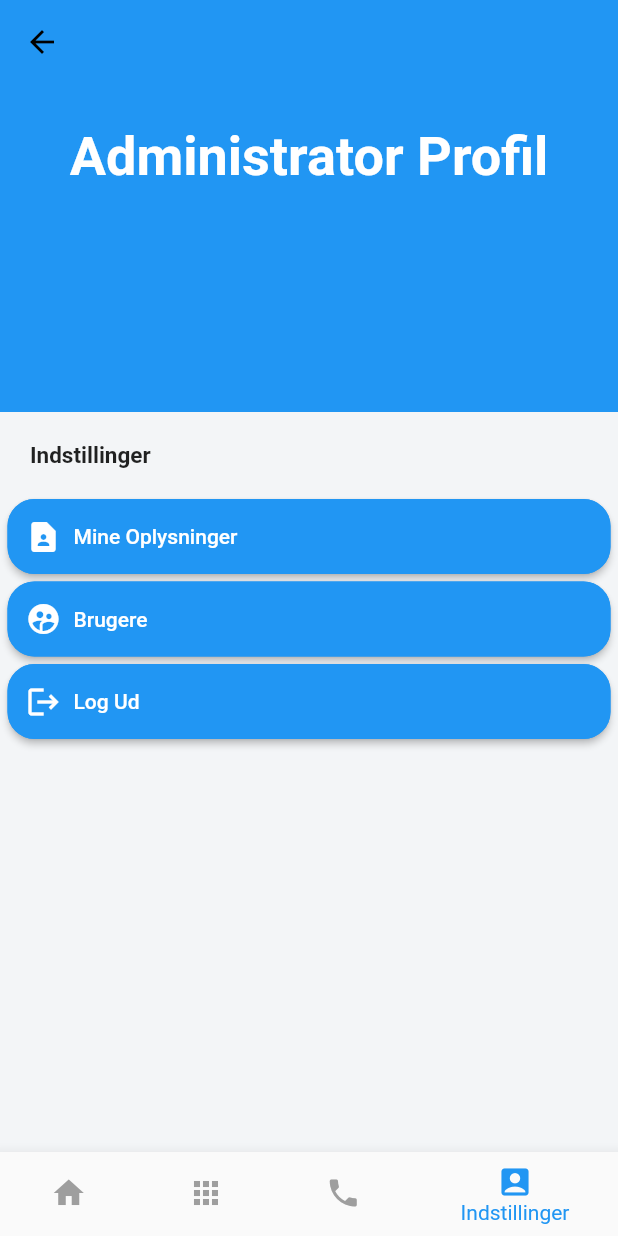
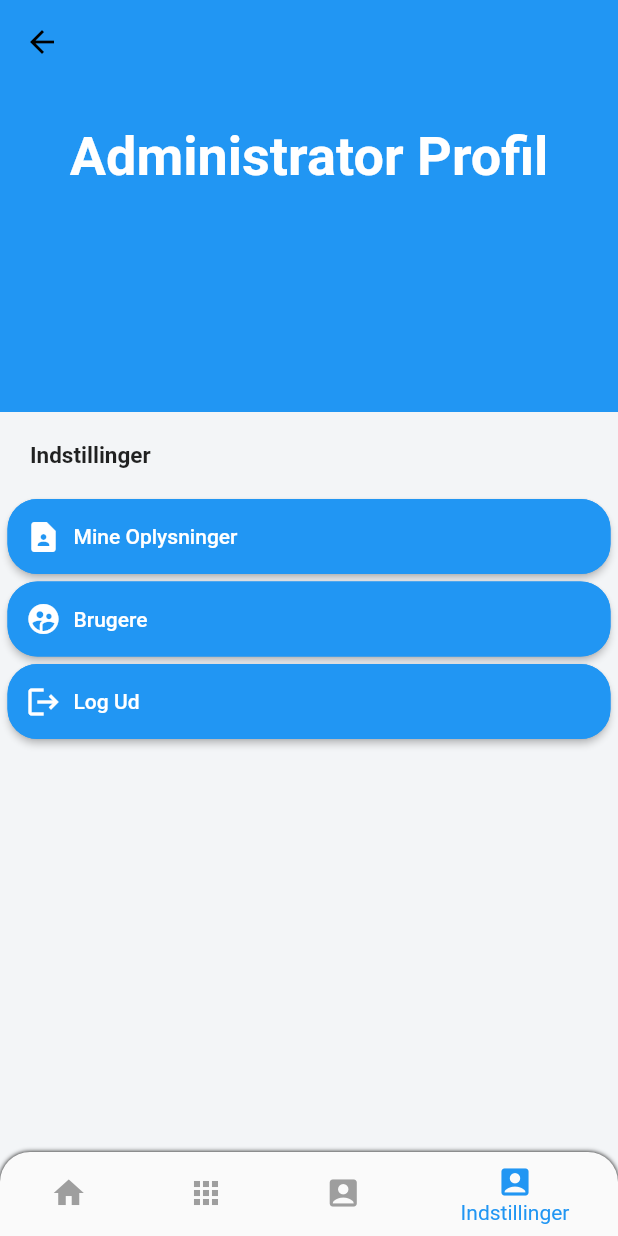
Before and after one commit to ammarOdin/odinvikar, a Flutter app: the AdminDashboard screen opened directly, swiped to page 4, on a phone screen of 412 x 824 dp. Run offline on Flutter 3.47's test engine with Material 2 defaults, Android fonts, the phone set to English and light mode, and no system bars; our stand-ins replace cloud_firestore, cloud_functions, firebase_auth, firebase_core, shared_preferences, sliding_sheet and 3 more; missing offline and left inert: onboarding, syncfusion_localizations, week_of_year; accounts and stored records are empty.

Commit message:
Rounded nav bar admin screens

```diff
--- a/lib/admin/admin_dashboard.dart
+++ b/lib/admin/admin_dashboard.dart
@@ -53,7 +53,23 @@ class _HomescreenState extends State<AdminDashboard> {
           ],
         ),
       ),
-      bottomNavigationBar: BottomNavigationBar(
+      bottomNavigationBar: Container(
+        decoration: const BoxDecoration(
+          borderRadius: BorderRadius.only(
+              topRight: Radius.circular(20), topLeft: Radius.circular(20)),
+          boxShadow: <BoxShadow>[
+            BoxShadow(
+              color: Colors.black,
+              blurRadius: 2,
+            ),
+          ],
+        ),
+        child: ClipRRect(
+          borderRadius: const BorderRadius.only(
+            topLeft: Radius.circular(20.0),
+            topRight: Radius.circular(20.0),
+          ),
+          child: BottomNavigationBar(
             currentIndex: _currentIndex,
             selectedItemColor: Colors.blue,
             unselectedItemColor: Colors.grey,
@@ -72,7 +88,7 @@ class _HomescreenState extends State<AdminDashboard> {
               ),
               BottomNavigationBarItem(
                   label: 'Telefonliste',
-              icon: Icon(Icons.phone),
+                  icon: Icon(Icons.account_box)
               ),
               BottomNavigationBarItem(
                   label: 'Indstillinger',
@@ -80,6 +96,8 @@ class _HomescreenState extends State<AdminDashboard> {
               ),
             ],
           ),
+        ),
+      ),
     );
   }
 }
--- a/lib/admin/admin_settings_screen.dart
+++ b/lib/admin/admin_settings_screen.dart
@@ -301,7 +301,7 @@ class _State extends State<AdminSettingsScreen> {
           //padding: EdgeInsets.only(left: MediaQuery.of(context).size.width / 10, right: MediaQuery.of(context).size.width / 10, bottom: MediaQuery.of(context).size.height / 40),
           child: ElevatedButton.icon(onPressed: () {showContactInfo();}, icon: const Icon(Icons.contact_page, color: Colors.white,), label: const Align(alignment: Alignment.centerLeft, child: Text("Mine Oplysninger", style: TextStyle(color: Colors.white),)),style: ButtonStyle(shape: MaterialStateProperty.all(
               RoundedRectangleBorder(
-                  borderRadius: BorderRadius.circular(18.0),
+                  borderRadius: BorderRadius.circular(20.0),
                   side: const BorderSide(color: Colors.blue)
               )
           )),),),
@@ -313,7 +313,7 @@ class _State extends State<AdminSettingsScreen> {
           //padding: EdgeInsets.only(left: MediaQuery.of(context).size.width / 10, right: MediaQuery.of(context).size.width / 10, bottom: MediaQuery.of(context).size.height / 40),
           child: ElevatedButton.icon(onPressed: () {showSubInfo();}, icon: const Icon(Icons.supervised_user_circle, color: Colors.white,), label: const Align(alignment: Alignment.centerLeft, child: Text("Brugere", style: TextStyle(color: Colors.white),)), style: ButtonStyle(shape: MaterialStateProperty.all(
               RoundedRectangleBorder(
-                  borderRadius: BorderRadius.circular(18.0),
+                  borderRadius: BorderRadius.circular(20.0),
                   side: const BorderSide(color: Colors.blue)
               )
           )),),),
@@ -326,7 +326,7 @@ class _State extends State<AdminSettingsScreen> {
           //padding: EdgeInsets.only(left: MediaQuery.of(context).size.width / 10, right: MediaQuery.of(context).size.width / 10, bottom: MediaQuery.of(context).size.height / 40),
           child: ElevatedButton.icon(onPressed: () {showDialog(context: context, builder: (BuildContext context){return AlertDialog(title: const Text("Log ud"), shape: RoundedRectangleBorder(borderRadius: BorderRadius.circular(10)), content: const Text("Er du sikker på at logge ud?"), actions: [TextButton(onPressed: () {Navigator.pop(context);}, child: const Text("Annuller")) ,TextButton(onPressed: () async {Navigator.pop(context); await FirebaseAuth.instance.signOut(); _showSnackBar(context, "Logget Ud", Colors.grey); Future.delayed(const Duration(seconds: 2)); Navigator.of(context).pushReplacement(MaterialPageRoute(builder: (context) => const LoginScreen()));}, child: const Text("Log Ud"))],);});}, icon: const Icon(Icons.logout, color: Colors.white,), label: const Align(alignment: Alignment.centerLeft, child: Text("Log Ud", style: TextStyle(color: Colors.white),)), style: ButtonStyle(shape: MaterialStateProperty.all(
               RoundedRectangleBorder(
-                  borderRadius: BorderRadius.circular(18.0),
+                  borderRadius: BorderRadius.circular(20.0),
                   side: const BorderSide(color: Colors.blue)
               )
           )),),),
--- a/lib/main_screens/dashboard.dart
+++ b/lib/main_screens/dashboard.dart
@@ -59,7 +59,7 @@ class _HomescreenState extends State<Dashboard> {
           boxShadow: <BoxShadow>[
           BoxShadow(
             color: Colors.black,
-            blurRadius: 5,
+            blurRadius: 2,
           ),
         ],
         ),
--- a/lib/main_screens/settings_screen.dart
+++ b/lib/main_screens/settings_screen.dart
@@ -181,10 +181,12 @@ class _State extends State<SettingsScreen> {
         Container(padding: const EdgeInsets.only(top: 10, bottom: 20, left: 20),
           child: const Text("Indstillinger",
             style: TextStyle(fontSize: 15, fontWeight: FontWeight.bold),),),
+        const Divider(thickness: 1, height: 1),
+
         Container(
           height: 50,
           width: 150,
-          margin: const EdgeInsets.only(bottom: 5, left: 5, right: 5),
+          margin: const EdgeInsets.only(bottom: 5, left: 5, right: 5, top: 20),
           child: ElevatedButton.icon(onPressed: () {showContactInfo();}, icon: const Icon(Icons.contact_page, color: Colors.white), label: const Align(alignment: Alignment.centerLeft, child: Text("Mine Oplysninger", style: TextStyle(color: Colors.white),)), style: ButtonStyle(shape: MaterialStateProperty.all(
               RoundedRectangleBorder(
                   borderRadius: BorderRadius.circular(20.0),
```
Lines whose indentation alone changed are shown as unchanged.
